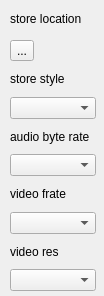
The window that mypopup.ui (BobbiHao/ssr_cp) describes before a commit, drawn with Qt 5.
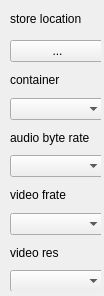
The same window after the commit.

```diff
--- a/mypopup.ui
+++ b/mypopup.ui
@@ -27,13 +27,13 @@
      <rect>
       <x>10</x>
       <y>40</y>
-      <width>86</width>
-      <height>251</height>
+      <width>95</width>
+      <height>252</height>
      </rect>
     </property>
     <layout class="QVBoxLayout" name="verticalLayout">
      <item>
-      <widget class="QToolButton" name="m_toolButton_storelocation">
+      <widget class="QPushButton" name="m_pushButton_storelocation">
        <property name="text">
         <string>...</string>
        </property>
@@ -42,7 +42,7 @@
      <item>
       <widget class="QLabel" name="label_2">
        <property name="text">
-        <string>store style</string>
+        <string>container</string>
        </property>
       </widget>
      </item>
```
Left out of the diff: 2 changed lines with no effect on the pictures.
